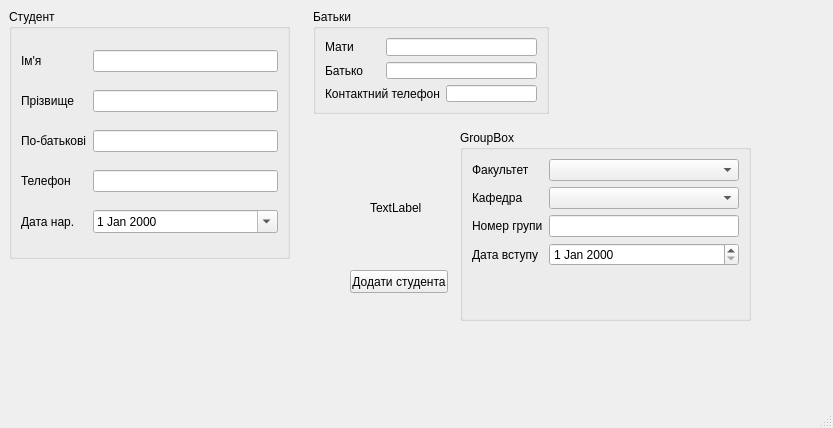
Barlend/StudBd, file addstudentform.ui: the form before one commit.
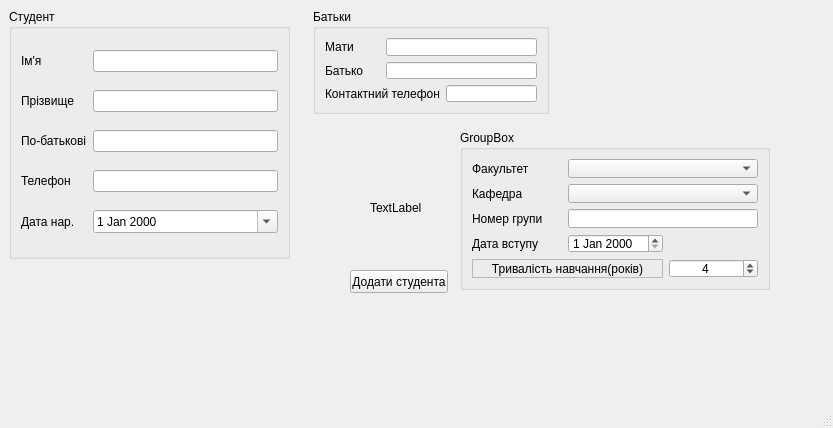
The form after the commit.

What changed in the file:
```diff
--- a/addstudentform.ui
+++ b/addstudentform.ui
@@ -213,14 +213,14 @@
      <rect>
       <x>460</x>
       <y>130</y>
-      <width>291</width>
-      <height>191</height>
+      <width>310</width>
+      <height>160</height>
      </rect>
     </property>
     <property name="title">
      <string>GroupBox</string>
     </property>
-    <layout class="QFormLayout" name="formLayout">
+    <layout class="QGridLayout" name="gridLayout_3">
      <item row="0" column="0">
       <widget class="QLabel" name="label_5">
        <property name="text">
@@ -228,7 +228,7 @@
        </property>
       </widget>
      </item>
-     <item row="0" column="1">
+     <item row="0" column="1" colspan="2">
       <widget class="QComboBox" name="FacultiescomboBox"/>
      </item>
      <item row="1" column="0">
@@ -238,7 +238,7 @@
        </property>
       </widget>
      </item>
-     <item row="1" column="1">
+     <item row="1" column="1" colspan="2">
       <widget class="QComboBox" name="DepartmentscomboBox"/>
      </item>
      <item row="2" column="0">
@@ -248,11 +248,12 @@
        </property>
       </widget>
      </item>
-     <item row="2" column="1">
-      <widget class="QLineEdit" name="GroupNumderLineEdit"/>
-     </item>
-     <item row="3" column="1">
-      <widget class="QDateEdit" name="Date_OfEntry"/>
+     <item row="2" column="1" colspan="2">
+      <widget class="QLineEdit" name="GroupNumderLineEdit">
+       <property name="alignment">
+        <set>Qt::AlignCenter</set>
+       </property>
+      </widget>
      </item>
      <item row="3" column="0">
       <widget class="QLabel" name="label_13">
@@ -261,6 +262,44 @@
        </property>
       </widget>
      </item>
+     <item row="3" column="1">
+      <widget class="QDateEdit" name="Date_OfEntry"/>
+     </item>
+     <item row="4" column="0" colspan="2">
+      <widget class="QLabel" name="label_14">
+       <property name="frameShape">
+        <enum>QFrame::StyledPanel</enum>
+       </property>
+       <property name="text">
+        <string notr="true">Тривалість навчання(років)</string>
+       </property>
+       <property name="scaledContents">
+        <bool>false</bool>
+       </property>
+       <property name="alignment">
+        <set>Qt::AlignCenter</set>
+       </property>
+       <property name="margin">
+        <number>4</number>
+       </property>
+       <property name="openExternalLinks">
+        <bool>false</bool>
+       </property>
+      </widget>
+     </item>
+     <item row="4" column="2">
+      <widget class="QSpinBox" name="Years_of_Schooling">
+       <property name="alignment">
+        <set>Qt::AlignCenter</set>
+       </property>
+       <property name="maximum">
+        <number>8</number>
+       </property>
+       <property name="value">
+        <number>4</number>
+       </property>
+      </widget>
+     </item>
     </layout>
    </widget>
   </widget>
```
Left out of the diff: 6 changed lines with no effect on the pictures.
